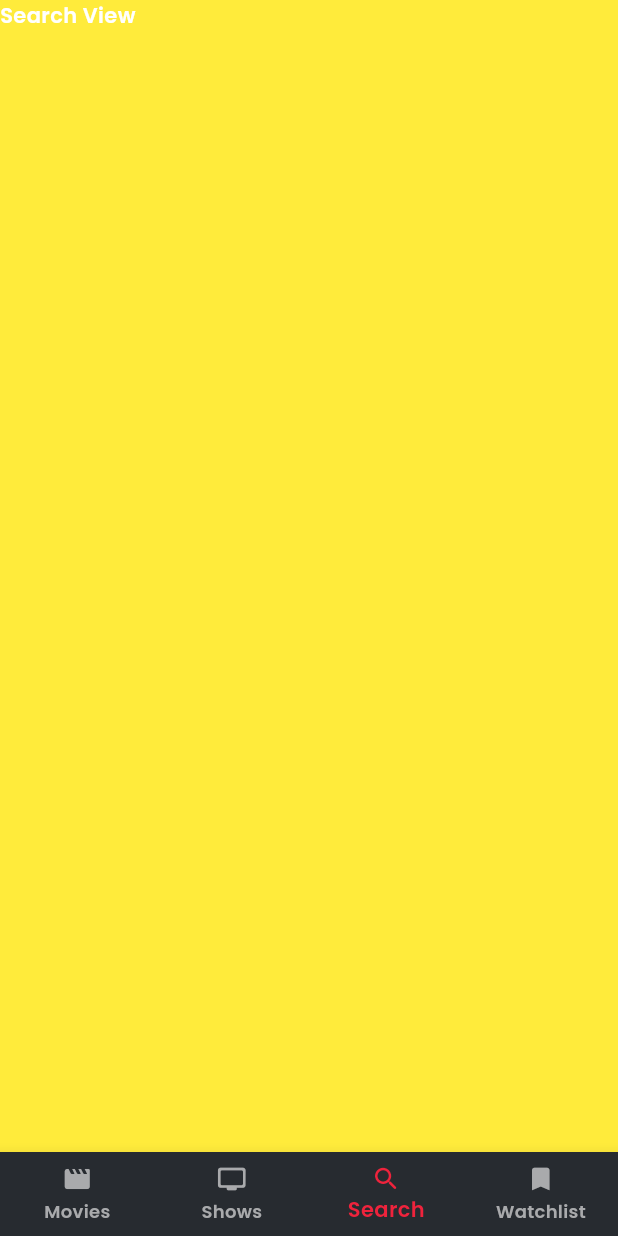
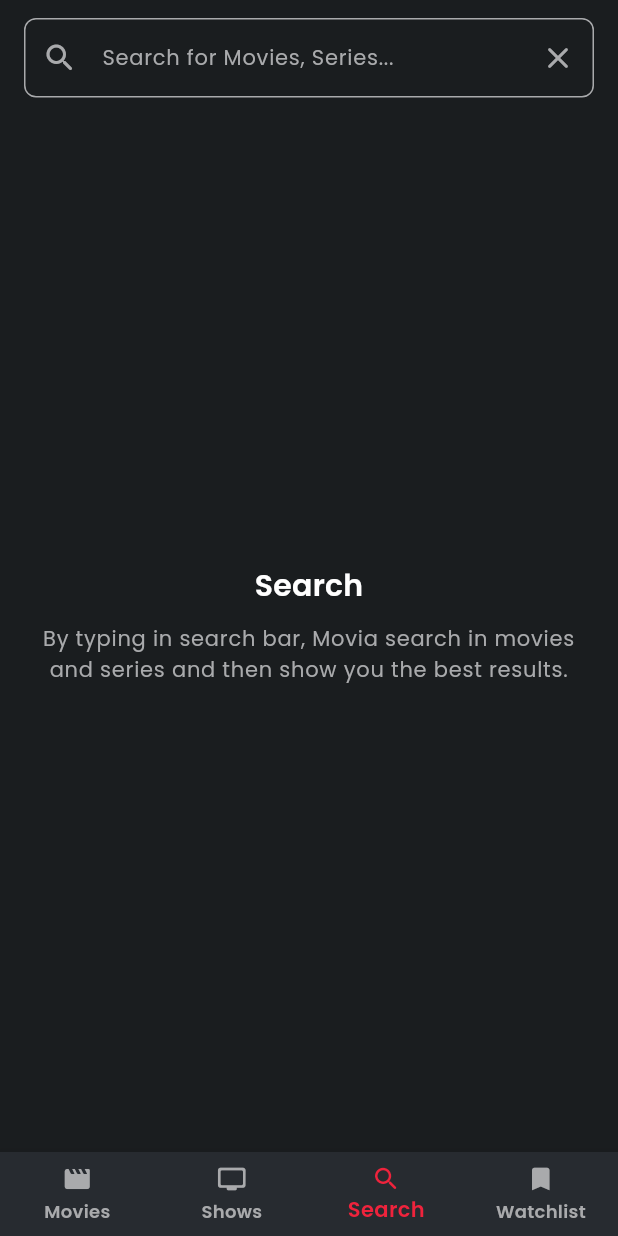
Before and after one commit to akutoh/movie_app, a Flutter app: the SearchView screen opened by its route, on a phone screen of 412 x 824 dp. Run offline on Flutter 3.47's test engine with Material 3 defaults, Android fonts, the phone set to English and light mode, and no system bars; our stand-ins replace bloc, cached_network_image, carousel_slider, dartz, dio, equatable and 6 more; accounts and stored records are empty; network calls fail.

Commit message:
added Search UI

```diff
--- a/lib/core/presentation/components/slider_card.dart
+++ b/lib/core/presentation/components/slider_card.dart
@@ -6,6 +6,7 @@ import 'package:movie_app/core/resources/app_colors.dart';
 import 'package:movie_app/core/resources/app_constants.dart';
 import 'package:movie_app/core/resources/app_values.dart';
 import 'package:movie_app/core/presentation/components/slider_card_image.dart';
+import 'package:movie_app/core/utils/functions.dart';
 
 class SliderCard extends StatelessWidget {
   final Media media;
@@ -22,7 +23,7 @@ class SliderCard extends StatelessWidget {
     final size = MediaQuery.of(context).size;
     return GestureDetector(
       onTap: () {
-        // TODO
+        navigateToDetailsView(context, media);
       },
       child: SafeArea(
         child: Stack(
--- a/lib/core/resources/app_router.dart
+++ b/lib/core/resources/app_router.dart
@@ -1,5 +1,6 @@
 import 'package:go_router/go_router.dart';
 import 'package:movie_app/core/presentation/pages/main_page.dart';
+import 'package:movie_app/movies/presentation/views/movie_details_view.dart';
 import 'package:movie_app/movies/presentation/views/movies_view.dart';
 import 'package:movie_app/core/resources/app_routes.dart';
 import 'package:movie_app/search/presentation/views/search_view.dart';
@@ -26,7 +27,7 @@ class AppRouter {
             name: AppRoutes.moviesRoute,
             path: moviesPath,
             pageBuilder: (context, state) =>
-                const NoTransitionPage(child: MoviesView()),
+                const NoTransitionPage(child: MovieDetailsView(movieId:1,)),
           ),
           GoRoute(
             name: AppRoutes.tvShowsRoute,
--- /dev/null
+++ b/lib/search/presentation/components/search_field.dart
@@ -0,0 +1,49 @@
+import 'package:flutter/material.dart';
+import 'package:movie_app/core/resources/app_colors.dart';
+import 'package:movie_app/core/resources/app_strings.dart';
+import 'package:movie_app/core/resources/app_values.dart';
+
+class SearchField extends StatefulWidget {
+  const SearchField({super.key});
+
+  @override
+  State createState() => _SearchFieldState();
+}
+
+class _SearchFieldState extends State<SearchField> {
+  final _textController = TextEditingController();
+
+  @override
+  void dispose() {
+    _textController.dispose();
+    super.dispose();
+  }
+
+  @override
+  Widget build(BuildContext context) {
+    final textTheme = Theme.of(context).textTheme;
+    return Form(
+        child: TextFormField(
+      controller: _textController,
+      decoration: InputDecoration(
+          focusedBorder: OutlineInputBorder(
+            borderRadius: BorderRadius.circular(AppSize.s8),
+            borderSide: const BorderSide(color: AppColors.primaryText),
+          ),
+          enabledBorder: OutlineInputBorder(
+            borderRadius: BorderRadius.circular(AppSize.s8),
+            borderSide: const BorderSide(color: AppColors.primaryText),
+          ),
+          prefixIcon: const Icon(
+            Icons.search_rounded,
+            color: AppColors.primaryText,
+          ),
+          suffixIcon: const Icon(
+            Icons.clear_rounded,
+            color: AppColors.primaryText,
+          ),
+          hintText: AppStrings.searchHint,
+          hintStyle: textTheme.bodyLarge),
+    ));
+  }
+}
--- /dev/null
+++ b/lib/search/presentation/components/search_text.dart
@@ -0,0 +1,31 @@
+import 'package:flutter/material.dart';
+import 'package:movie_app/core/resources/app_strings.dart';
+import 'package:movie_app/core/resources/app_values.dart';
+
+class SearchText extends StatelessWidget {
+  const SearchText({super.key});
+
+  @override
+  Widget build(BuildContext context) {
+    final textTheme = Theme.of(context).textTheme;
+    return Expanded(
+      child: Column(
+        mainAxisAlignment: MainAxisAlignment.center,
+        children: [
+          Text(
+            AppStrings.search,
+            style: textTheme.titleMedium,
+          ),
+          Padding(
+            padding: const EdgeInsets.only(top: AppPadding.p10),
+            child: Text(
+              AppStrings.searchText,
+              style: textTheme.bodyLarge,
+              textAlign: TextAlign.center,
+            ),
+          )
+        ],
+      ),
+    );
+  }
+}
--- a/lib/search/presentation/views/search_view.dart
+++ b/lib/search/presentation/views/search_view.dart
@@ -1,15 +1,29 @@
 import 'package:flutter/material.dart';
+import 'package:movie_app/core/resources/app_values.dart';
+import 'package:movie_app/search/presentation/components/search_field.dart';
+import 'package:movie_app/search/presentation/components/search_text.dart';
 
 class SearchView extends StatelessWidget {
-
   const SearchView({super.key});
 
   @override
   Widget build(BuildContext context) {
-    return const Scaffold(
-      backgroundColor: Colors.yellow,
-      body: Text("Search View"),
+    return const SafeArea(
+      child: Scaffold(
+        body: Padding(
+          padding: EdgeInsets.only(
+            top: AppPadding.p12,
+            left: AppPadding.p16,
+            right: AppPadding.p16,
+          ),
+          child: Column(
+            children: [
+              SearchField(),
+              SearchText(),
+            ],
+          ),
+        ),
+      ),
     );
   }
-
 }
--- a/pubspec.yaml
+++ b/pubspec.yaml
@@ -84,8 +84,8 @@ flutter:
   uses-material-design: true
 
   # To add assets to your application, add an assets section, like this:
-  # assets:
-  #   - images/a_dot_burr.jpeg
+  assets:
+    - assets/icon.png
   #   - images/a_dot_ham.jpeg
 
   # An image asset can refer to one or more resolution-specific "variants", see
```
Also changed, not shown: lib/core/presentation/components/circle_dot.dart (added, +24 -0 lines), lib/core/presentation/components/details_card.dart (added, +56 -0 lines), lib/core/presentation/components/error_screen.dart (added, +38 -0 lines), lib/core/presentation/components/overview_section.dart (added, +10 -0 lines), lib/core/utils/functions.dart (+24 -1 lines), lib/movies/presentation/components/movie_card_details.dart (added, +51 -0 lines), lib/movies/presentation/views/movie_details_view.dart (added, +51 -0 lines), lib/movies/presentation/views/movies_view.dart (+6 -1 lines), assets/icon.png (added).
